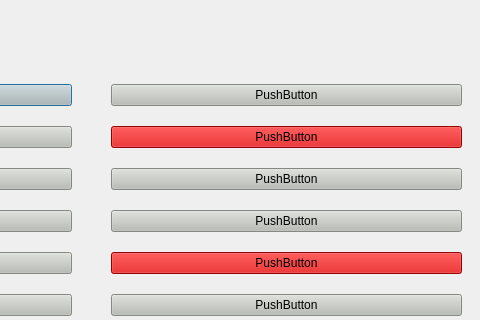
Above: apps/hpowerV2readvalues/faultdialog.ui from GiovanniRaseraF/santoka_qt before the change; both pictures show x 289 to 769 and y 0 to 320 of the 769 by 434 pixel window. Below: the same form after it.
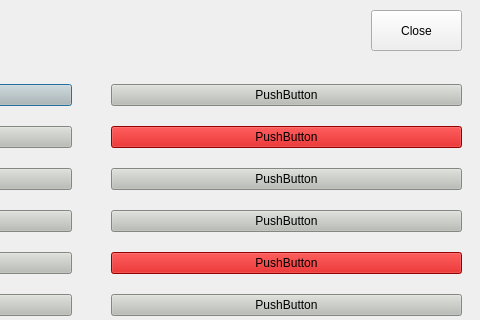
That is the form after the change. Icons and pictures are not drawn.

```diff
--- a/apps/hpowerV2readvalues/faultdialog.ui
+++ b/apps/hpowerV2readvalues/faultdialog.ui
@@ -244,6 +244,22 @@
     </item>
    </layout>
   </widget>
+  <widget class="QPushButton" name="pushButton">
+   <property name="geometry">
+    <rect>
+     <x>660</x>
+     <y>10</y>
+     <width>91</width>
+     <height>41</height>
+    </rect>
+   </property>
+   <property name="styleSheet">
+    <string notr="true"/>
+   </property>
+   <property name="text">
+    <string>Close</string>
+   </property>
+  </widget>
  </widget>
  <resources/>
  <connections/>
```
